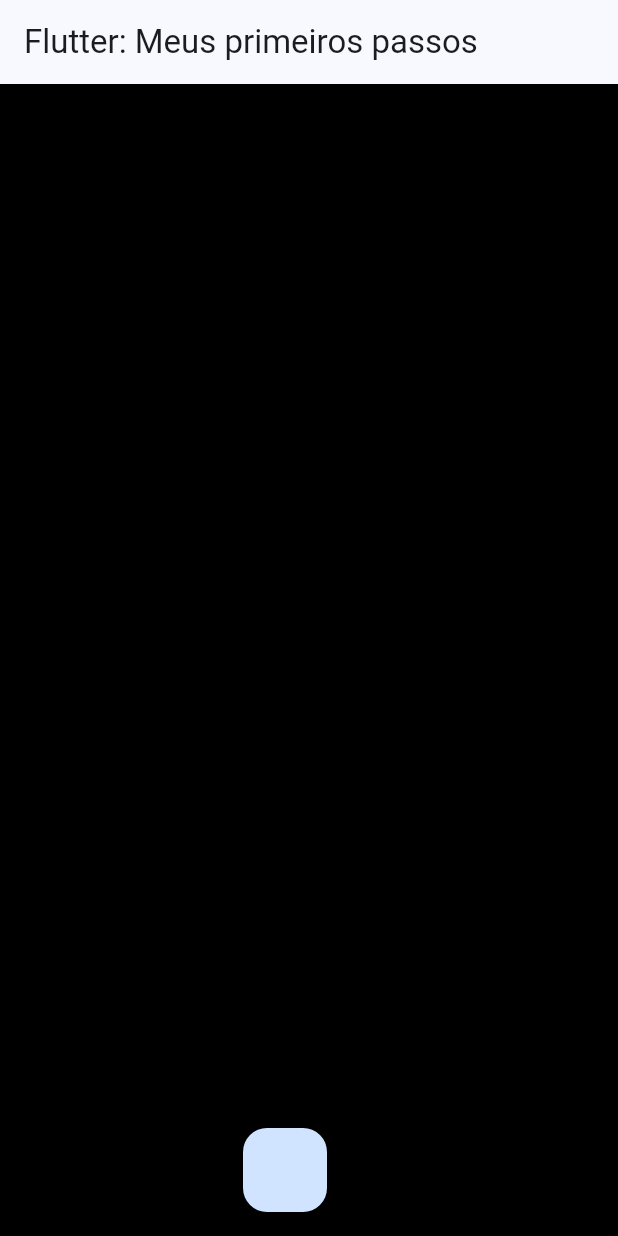
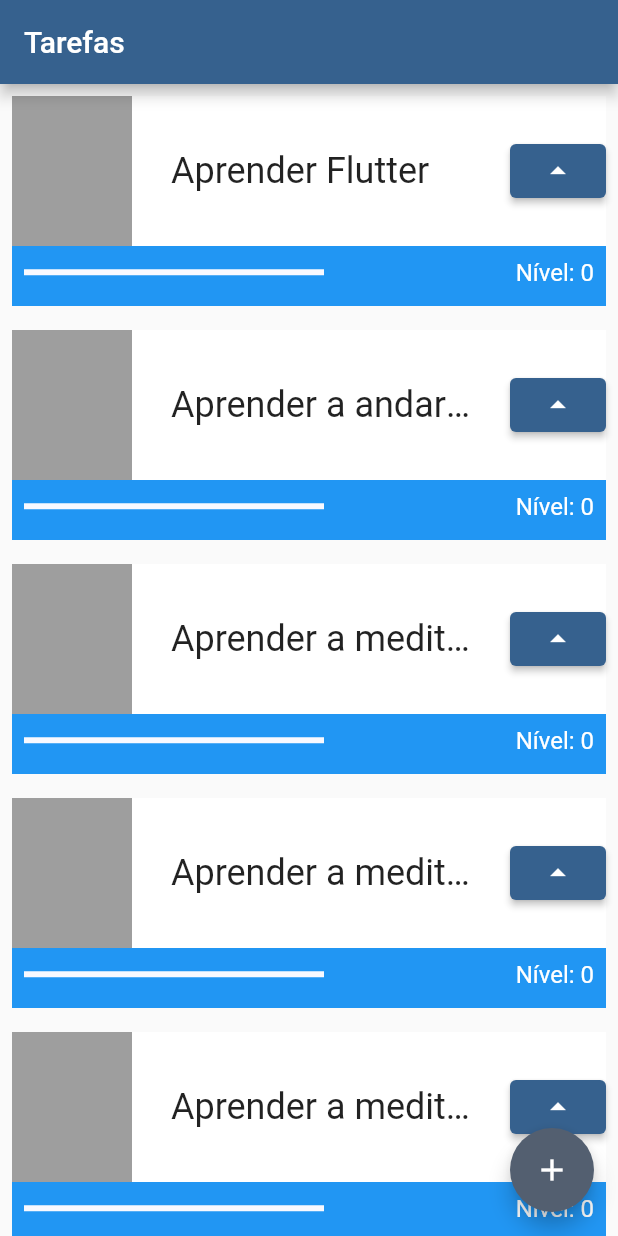
Before and after one commit to gfgomes/flutter_usando_widgets, a Flutter app: the screen it shows after launch, on a phone screen of 412 x 824 dp. Run offline on Flutter 3.47's test engine with Material 3 defaults, Android fonts, the phone set to English and light mode, and no system bars.

Commit message:
Continuação do projeto das tasks

```diff
--- a/lib/main.dart
+++ b/lib/main.dart
@@ -1,4 +1,5 @@
 import 'package:flutter/material.dart';
+import 'package:flutter/widgets.dart';
 
 void main() {
   runApp(const MyApp());
@@ -13,24 +14,119 @@ class MyApp extends StatelessWidget {
       title: 'Flutter Demo',
       theme: ThemeData(
         colorScheme: ColorScheme.fromSeed(seedColor: Colors.blue),
-        useMaterial3: true,
+        useMaterial3: false,
       ),
       home: Scaffold(
         appBar: AppBar(
-          title: Text('Flutter: Meus primeiros passos'),
+          title: Text('Tarefas'),
         ),
-        body: Container(
-          color: Colors.black,
+        body: ListView(
+          children: [
+            const Task("Aprender Flutter"),
+            const Task("Aprender a andar de bike"),
+            const Task("Aprender a meditar"),
+            const Task("Aprender a meditar"),
+            const Task("Aprender a meditar"),
+            const Task("Aprender a meditar"),
+            const Task("Aprender a meditarasasasas"),
+            const Task("Aprender a meditar"),
+            const Task("Aprender a meditar"),
+            const Task("Aprender a meditar"),
+          ],
         ),
-        floatingActionButton: Row(
-          children: [
-            FloatingActionButton(
-              onPressed: () {},
-            ),
-          ],
-          mainAxisAlignment: MainAxisAlignment.center,
+        floatingActionButton: FloatingActionButton(
+          child: Icon(Icons.add),
+          onPressed: () {},
         ),
       ),
     );
   }
 }
+
+class Task extends StatefulWidget {
+  final String nome;
+
+  const Task(this.nome, {super.key});
+
+  @override
+  State<Task> createState() => _TaskState();
+}
+
+class _TaskState extends State<Task> {
+  int nivel = 0;
+
+  @override
+  Widget build(BuildContext context) {
+    return Padding(
+      padding: const EdgeInsets.all(8.0),
+      child: Container(
+        child: Stack(
+          children: [
+            Container(
+              color: Colors.blue,
+              height: 140,
+            ),
+            Column(
+              children: [
+                Container(
+                  color: Colors.white,
+                  height: 100,
+                  child: Row(
+                      mainAxisAlignment: MainAxisAlignment.spaceBetween,
+                      children: [
+                        Container(
+                          color: Colors.grey,
+                          height: 100,
+                          width: 80,
+                        ),
+                        Container(
+                          width: 200,
+                          child: Text(
+                            widget.nome,
+                            style: TextStyle(fontSize: 24),
+                            overflow: TextOverflow.ellipsis,
+                          ),
+                        ),
+                        ElevatedButton(
+                          onPressed: () {
+                            setState(() {
+                              nivel++;
+                            });
+                          },
+                          child: Icon(Icons.arrow_drop_up),
+                        )
+                      ]),
+                ),
+                Row(
+                  mainAxisAlignment: MainAxisAlignment.spaceBetween,
+                  children: [
+                    Padding(
+                      padding: const EdgeInsets.all(8),
+                      child: Container(
+                        width: 200,
+                        child: LinearProgressIndicator(
+                          color: Colors.green,
+                          value: nivel / 100,
+                        ),
+                      ),
+                    ),
+                    Padding(
+                      padding: const EdgeInsets.all(8.0),
+                      child: Text(
+                        "Nível: $nivel",
+                        style: TextStyle(
+                          color: Colors.white,
+                          fontSize: 16,
+                        ),
+                      ),
+                    ),
+                  ],
+                ),
+              ],
+            )
+          ],
+        ),
+      ),
+    );
+  }
+}
```
Also changed, not shown: lib/desafio2_widget_contra_ataca.dart (added, +101 -0 lines), lib/desafio1_widget_col_row.dart (renamed from lib/desafio_widget_col_row_1.dart), 1 other file.
